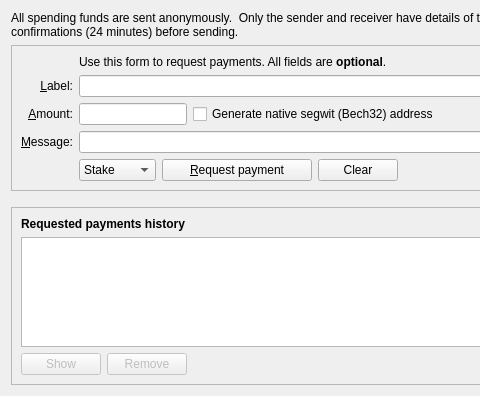
Qt form src/qt/forms/receivecoinsdialog.ui (Bitcoin-Confidential/BitcoinC-Core) before a commit; both pictures show x 0 to 480 and y 0 to 396 of the 776 by 396 pixel window.
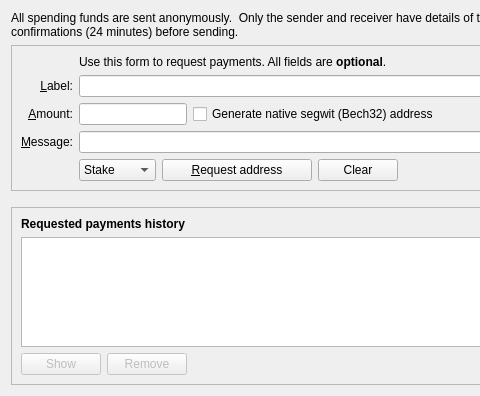
The same form after that commit. Icons and pictures are not drawn. Custom widgets are drawn as their Qt base class.

Commit message: Change "payment" verbiage in Stake Addresses screen

Patch:
```diff
--- a/src/qt/forms/receivecoinsdialog.ui
+++ b/src/qt/forms/receivecoinsdialog.ui
@@ -142,7 +142,7 @@
              </size>
             </property>
             <property name="text">
-             <string>&amp;Request payment</string>
+             <string>&amp;Request address</string>
             </property>
             <property name="icon">
              <iconset resource="../bitcoin.qrc">
```
